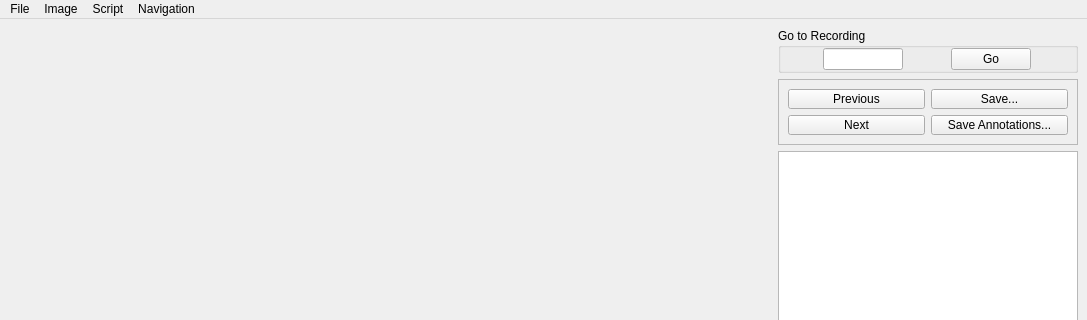
Old version of the form satkit/gui/qt_annotator.ui in the repository giuthas/satkit; both pictures show x 0 to 1087 and y 0 to 320 of the 1087 by 795 pixel window.
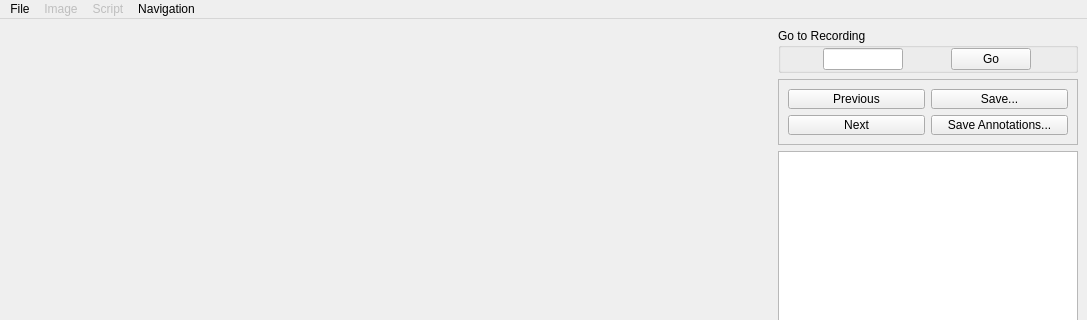
New version of the form.

Commit message: Fine tuning the user interface.

What changed in the file:
```diff
--- a/satkit/gui/qt_annotator.ui
+++ b/satkit/gui/qt_annotator.ui
@@ -278,7 +278,7 @@
      <x>0</x>
      <y>0</y>
      <width>1087</width>
-     <height>20</height>
+     <height>22</height>
     </rect>
    </property>
    <widget class="QMenu" name="menuFile">
@@ -295,6 +295,9 @@
     <addaction name="actionQuit"/>
    </widget>
    <widget class="QMenu" name="menuImage">
+    <property name="enabled">
+     <bool>false</bool>
+    </property>
     <property name="title">
      <string>Image</string>
     </property>
@@ -302,6 +305,9 @@
     <addaction name="actionSave_as"/>
    </widget>
    <widget class="QMenu" name="menuScript">
+    <property name="enabled">
+     <bool>false</bool>
+    </property>
     <property name="title">
      <string>Script</string>
     </property>
```
Left out of the diff: 4 changed lines with no effect on the pictures. The commit also changes 1 other file.
